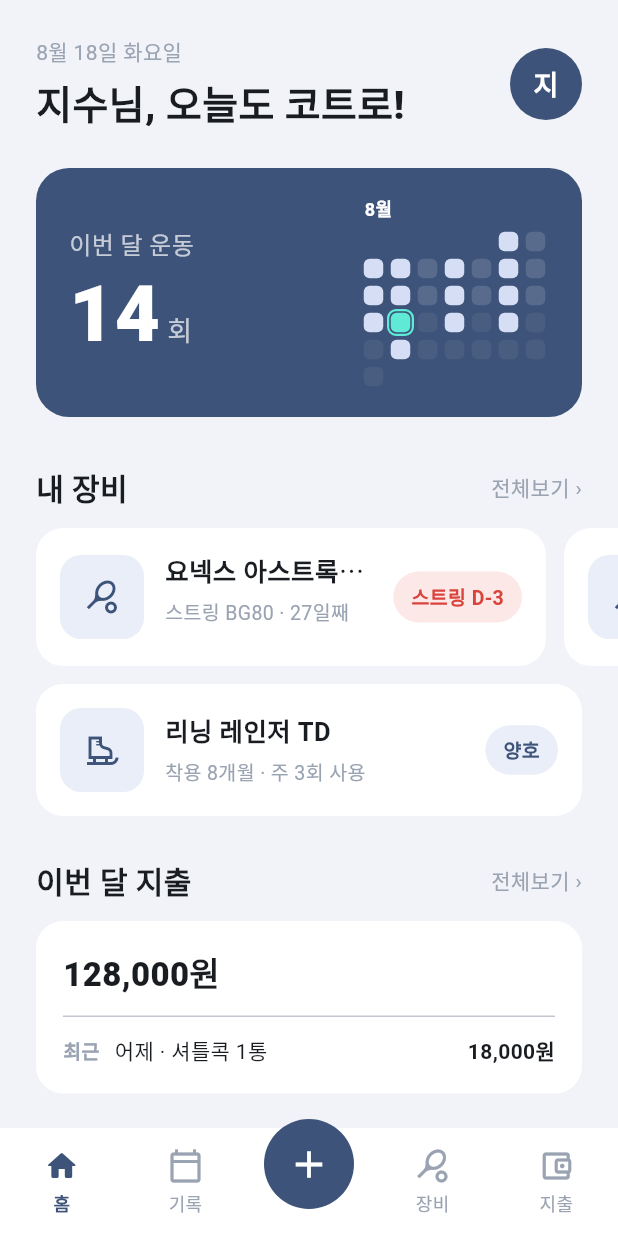
After one commit to kddhhh23/mintonary, a Flutter app: the HomeScreen screen opened directly, on a phone screen of 412 x 824 dp. The commit adds this screen. Run offline on Flutter 3.47's test engine with Material 3 defaults, Android fonts, the phone set to English and light mode, and no system bars.

Commit message:
feat: 홈 화면 추가

```diff
--- /dev/null
+++ b/app/lib/screens/home_screen.dart
@@ -0,0 +1,599 @@
+import 'package:flutter/material.dart';
+
+const _navy = Color(0xFF3D5379);
+const _gray = Color(0xFF9AA3B2);
+const _lightNavy = Color(0xFFE9EEF8); // 아이콘 배경
+const _activeDay = Color(0xFFD5DEF5); // 운동한 날 점
+const _today = Color(0xFF5EEAD4); // 오늘 날짜 강조 (민트)
+
+/// 홈 화면 (하단 탭 포함)
+class HomeScreen extends StatefulWidget {
+  const HomeScreen({super.key});
+
+  @override
+  State<HomeScreen> createState() => _HomeScreenState();
+}
+
+class _HomeScreenState extends State<HomeScreen> {
+  static const _tabNames = ['홈', '기록', '장비', '지출'];
+
+  /// 현재 탭 — 0 홈, 1 기록, 2 장비, 3 지출
+  int _tab = 0;
+
+  void _goTab(int index) => setState(() => _tab = index);
+
+  @override
+  Widget build(BuildContext context) {
+    return Scaffold(
+      body: SafeArea(
+        child: _tab == 0
+            ? _HomeBody(onGoTab: _goTab)
+            // TODO: 기록 / 장비 / 지출 화면 만들면 교체
+            : Center(
+                child: Text(
+                  '${_tabNames[_tab]} 화면 준비 중',
+                  style: const TextStyle(color: _gray),
+                ),
+              ),
+      ),
+      bottomNavigationBar: _BottomBar(current: _tab, onTap: _goTab),
+    );
+  }
+}
+
+/// 홈 탭 내용
+class _HomeBody extends StatelessWidget {
+  const _HomeBody({required this.onGoTab});
+
+  /// "전체보기" 눌렀을 때 탭을 바꾸기 위한 콜백
+  final ValueChanged<int> onGoTab;
+
+  @override
+  Widget build(BuildContext context) {
+    return SingleChildScrollView(
+      padding: const EdgeInsets.fromLTRB(24, 24, 24, 32),
+      child: Column(
+        crossAxisAlignment: CrossAxisAlignment.start,
+        children: [
+          const _Header(),
+          const SizedBox(height: 24),
+          const _MonthlyCard(),
+          const SizedBox(height: 32),
+
+          // 내 장비
+          _SectionTitle(
+            title: '내 장비',
+            action: '전체보기',
+            onAction: () => onGoTab(2),
+          ),
+          const SizedBox(height: 12),
+          // 라켓 목록 — 가로 스크롤
+          SizedBox(
+            height: 92,
+            child: ListView(
+              scrollDirection: Axis.horizontal,
+              clipBehavior: Clip.none,
+              children: const [
+                _GearCard(
+                  icon: Icons.sports_tennis_outlined,
+                  name: '요넥스 아스트록스 99',
+                  sub: '스트링 BG80 · 27일째',
+                  badge: '스트링 D-3',
+                  badgeColor: Color(0xFFD9433C),
+                  badgeBg: Color(0xFFFCE8E7),
+                  width: 340,
+                ),
+                SizedBox(width: 12),
+                _GearCard(
+                  icon: Icons.sports_tennis_outlined,
+                  name: '빅터 스러스터 K',
+                  sub: '스트링 BG65 · 12일째',
+                  badge: '양호',
+                  badgeColor: _navy,
+                  badgeBg: _lightNavy,
+                  width: 340,
+                ),
+              ],
+            ),
+          ),
+          const SizedBox(height: 12),
+          const _GearCard(
+            icon: Icons.ice_skating_outlined,
+            name: '리닝 레인저 TD',
+            sub: '착용 8개월 · 주 3회 사용',
+            badge: '양호',
+            badgeColor: _navy,
+            badgeBg: _lightNavy,
+          ),
+
+          const SizedBox(height: 28),
+
+          // 지출
+          _SectionTitle(
+            title: '이번 달 지출',
+            action: '전체보기',
+            onAction: () => onGoTab(3),
+          ),
+          const SizedBox(height: 12),
+          const _ExpenseCard(
+            total: '128,000원',
+            recent: '어제 · 셔틀콕 1통',
+            recentAmount: '18,000원',
+          ),
+        ],
+      ),
+    );
+  }
+}
+
+/// 상단: 날짜 + 인사말 + 프로필
+class _Header extends StatelessWidget {
+  const _Header();
+
+  static const _weekdays = ['월', '화', '수', '목', '금', '토', '일'];
+
+  @override
+  Widget build(BuildContext context) {
+    final now = DateTime.now();
+    final date = '${now.month}월 ${now.day}일 ${_weekdays[now.weekday - 1]}요일';
+
+    return Row(
+      children: [
+        Expanded(
+          child: Column(
+            crossAxisAlignment: CrossAxisAlignment.start,
+            children: [
+              Text(date, style: const TextStyle(fontSize: 14, color: _gray)),
+              const SizedBox(height: 4),
+              const Text(
+                '지수님, 오늘도 코트로!',
+                style: TextStyle(fontSize: 26, fontWeight: FontWeight.w800),
+              ),
+            ],
+          ),
+        ),
+        const CircleAvatar(
+          radius: 24,
+          backgroundColor: _navy,
+          child: Text(
+            '지',
+            style: TextStyle(
+              color: Colors.white,
+              fontSize: 18,
+              fontWeight: FontWeight.w700,
+            ),
+          ),
+        ),
+      ],
+    );
+  }
+}
+
+/// 이번 달 운동 횟수 카드
+class _MonthlyCard extends StatelessWidget {
+  const _MonthlyCard();
+
+  static const _cell = 18.0; // 달력 한 칸 자리 (점 13 + 여백)
+
+  /// 이번 달 운동한 날짜(일) — 임시 데이터
+  static const _worked = {1, 3, 4, 6, 8, 10, 11, 13, 15, 17, 18, 20, 22, 25};
+
+  @override
+  Widget build(BuildContext context) {
+    final now = DateTime.now();
+    // 다음 달 0일 = 이번 달 마지막 날
+    final daysInMonth = DateTime(now.year, now.month + 1, 0).day;
+    final firstOffset =
+        DateTime(now.year, now.month, 1).weekday - 1; // 1일이 월요일이면 0
+    final weeks = ((firstOffset + daysInMonth) / 7)
+        .ceil(); // 이번 달이 걸치는 주 수 = 줄 수
+
+    return Container(
+      padding: const EdgeInsets.symmetric(horizontal: 22, vertical: 18),
+      decoration: BoxDecoration(
+        color: _navy,
+        borderRadius: BorderRadius.circular(22),
+      ),
+      // 왼쪽: 제목 + 큰 숫자, 오른쪽: 달력 (가로 = 월~일, 세로 = 주)
+      child: Row(
+        crossAxisAlignment: CrossAxisAlignment.center,
+        children: [
+          const Expanded(
+            child: Column(
+              crossAxisAlignment: CrossAxisAlignment.start,
+              children: [
+                Text(
+                  '이번 달 운동',
+                  style: TextStyle(color: Colors.white70, fontSize: 16),
+                ),
+                SizedBox(height: 6),
+                Text.rich(
+                  TextSpan(
+                    children: [
+                      TextSpan(
+                        text: '14',
+                        style: TextStyle(
+                          color: Colors.white,
+                          fontSize: 52,
+                          fontWeight: FontWeight.w800,
+                          height: 1.1,
+                        ),
+                      ),
+                      TextSpan(
+                        text: ' 회',
+                        style: TextStyle(color: Colors.white70, fontSize: 18),
+                      ),
+                    ],
+                  ),
+                ),
+              ],
+            ),
+          ),
+          Column(
+            crossAxisAlignment: CrossAxisAlignment.start,
+            children: [
+              // 몇 월인지
+              Padding(
+                padding: const EdgeInsets.only(left: 3, bottom: 4),
+                child: Text(
+                  '${now.month}월',
+                  style: const TextStyle(
+                    color: Colors.white,
+                    fontSize: 12,
+                    fontWeight: FontWeight.w700,
+                  ),
+                ),
+              ),
+              // 날짜 격자 — 한 줄이 한 주, 왼쪽부터 월~일
+              for (var w = 0; w < weeks; w++)
+                Row(
+                  children: List.generate(7, (c) {
+                    // 이 칸의 날짜 (범위 밖이면 빈 칸)
+                    final day = w * 7 + c - firstOffset + 1;
+                    return SizedBox(
+                      width: _cell,
+                      height: _cell,
+                      child: day < 1 || day > daysInMonth
+                          ? null
+                          : Center(
+                              child: _DayCell(
+                                worked: _worked.contains(day),
+                                isToday: day == now.day,
+                                isFuture: day > now.day,
+                              ),
+                            ),
+                    );
+                  }),
+                ),
+            ],
+          ),
+        ],
+      ),
+    );
+  }
+}
+
+/// 달력의 하루 칸
+class _DayCell extends StatelessWidget {
+  const _DayCell({
+    required this.worked,
+    required this.isToday,
+    required this.isFuture,
+  });
+
+  final bool worked;
+  final bool isToday;
+  final bool isFuture;
+
+  @override
+  Widget build(BuildContext context) {
+    final dot = Container(
+      width: 13,
+      height: 13,
+      decoration: BoxDecoration(
+        color: isToday
+            ? _today.withValues(alpha: worked ? 1 : 0.35) // 오늘은 민트 (운동했으면 진하게)
+            : worked
+            ? _activeDay
+            : Colors.white.withValues(alpha: isFuture ? 0.06 : 0.14),
+        borderRadius: BorderRadius.circular(4),
+      ),
+    );
+    if (!isToday) return dot;
+
+    // 오늘 — 점 바깥에 민트 링을 둘러 눈에 띄게
+    return Container(
+      padding: const EdgeInsets.all(1),
+      decoration: BoxDecoration(
+        border: Border.all(color: _today, width: 1.5),
+        borderRadius: BorderRadius.circular(6),
+      ),
+      child: dot,
+    );
+  }
+}
+
+/// 섹션 제목 (오른쪽에 "전체보기 ›" 선택)
+class _SectionTitle extends StatelessWidget {
+  const _SectionTitle({required this.title, this.action, this.onAction});
+
+  final String title;
+  final String? action;
+  final VoidCallback? onAction; // "전체보기" 눌렀을 때
+
+  @override
+  Widget build(BuildContext context) {
+    return Row(
+      children: [
+        Expanded(
+          child: Text(
+            title,
+            style: const TextStyle(fontSize: 20, fontWeight: FontWeight.w800),
+          ),
+        ),
+        if (action != null)
+          GestureDetector(
+            onTap: onAction,
+            child: Text(
+              '$action ›',
+              style: const TextStyle(fontSize: 14, color: _gray),
+            ),
+          ),
+      ],
+    );
+  }
+}
+
+/// 장비 카드 (아이콘 · 이름 · 설명 · 상태 배지)
+class _GearCard extends StatelessWidget {
+  const _GearCard({
+    required this.icon,
+    required this.name,
+    required this.sub,
+    required this.badge,
+    required this.badgeColor,
+    required this.badgeBg,
+    this.width,
+  });
+
+  final IconData icon;
+  final String name;
+  final String sub;
+  final String badge;
+  final Color badgeColor;
+  final Color badgeBg;
+  final double? width; // 가로 스크롤용 카드는 폭 고정
+
+  @override
+  Widget build(BuildContext context) {
+    return Container(
+      width: width,
+      padding: const EdgeInsets.all(16),
+      decoration: BoxDecoration(
+        color: Colors.white,
+        borderRadius: BorderRadius.circular(18),
+      ),
+      child: Row(
+        children: [
+          Container(
+            width: 56,
+            height: 56,
+            decoration: BoxDecoration(
+              color: _lightNavy,
+              borderRadius: BorderRadius.circular(14),
+            ),
+            child: Icon(icon, color: _navy),
+          ),
+          const SizedBox(width: 14),
+          Expanded(
+            child: Column(
+              crossAxisAlignment: CrossAxisAlignment.start,
+              children: [
+                Text(
+                  name,
+                  maxLines: 1,
+                  overflow: TextOverflow.ellipsis,
+                  style: const TextStyle(
+                    fontSize: 17,
+                    fontWeight: FontWeight.w700,
+                  ),
+                ),
+                const SizedBox(height: 4),
+                Text(
+                  sub,
+                  maxLines: 1,
+                  overflow: TextOverflow.ellipsis,
+                  style: const TextStyle(fontSize: 13, color: _gray),
+                ),
+              ],
+            ),
+          ),
+          const SizedBox(width: 8),
+          Container(
+            padding: const EdgeInsets.symmetric(horizontal: 12, vertical: 7),
+            decoration: BoxDecoration(
+              color: badgeBg,
+              borderRadius: BorderRadius.circular(20),
+            ),
+            child: Text(
+              badge,
+              style: TextStyle(
+                color: badgeColor,
+                fontSize: 13,
+                fontWeight: FontWeight.w700,
+              ),
+            ),
+          ),
+        ],
+      ),
+    );
+  }
+}
+
+/// 지출 카드 — 이번 달 합계 + 최근 지출 1건
+class _ExpenseCard extends StatelessWidget {
+  const _ExpenseCard({
+    required this.total,
+    required this.recent,
+    required this.recentAmount,
+  });
+
+  final String total; // 이번 달 합계
+  final String recent; // 최근 지출 설명 (언제 · 무엇)
+  final String recentAmount; // 최근 지출 금액
+
+  @override
+  Widget build(BuildContext context) {
+    return Container(
+      width: double.infinity,
+      padding: const EdgeInsets.all(18),
+      decoration: BoxDecoration(
+        color: Colors.white,
+        borderRadius: BorderRadius.circular(18),
+      ),
+      child: Column(
+        crossAxisAlignment: CrossAxisAlignment.start,
+        children: [
+          Text(
+            total,
+            style: const TextStyle(fontSize: 22, fontWeight: FontWeight.w800),
+          ),
+          const SizedBox(height: 12),
+          const Divider(height: 1),
+          const SizedBox(height: 12),
+          // 최근 지출 한 줄
+          Row(
+            children: [
+              const Text(
+                '최근',
+                style: TextStyle(
+                  fontSize: 13,
+                  color: _gray,
+                  fontWeight: FontWeight.w700,
+                ),
+              ),
+              const SizedBox(width: 10),
+              Expanded(
+                child: Text(
+                  recent,
+                  maxLines: 1,
+                  overflow: TextOverflow.ellipsis,
+                  style: const TextStyle(fontSize: 14),
+                ),
+              ),
+              const SizedBox(width: 8),
+              Text(
+                recentAmount,
+                style: const TextStyle(
+                  fontSize: 14,
+                  fontWeight: FontWeight.w700,
+                ),
+              ),
+            ],
+          ),
+        ],
+      ),
+    );
+  }
+}
+
+/// 하단 탭바 (가운데 + 버튼)
+class _BottomBar extends StatelessWidget {
+  const _BottomBar({required this.current, required this.onTap});
+
+  final int current; // 현재 선택된 탭 번호
+  final ValueChanged<int> onTap;
+
+  @override
+  Widget build(BuildContext context) {
+    Widget item(int index, IconData icon, String label) => _BottomItem(
+      icon: icon,
+      label: label,
+      selected: current == index,
+      onTap: () => onTap(index),
+    );
+
+    return BottomAppBar(
+      color: Colors.white,
+      height: 72,
+      padding: EdgeInsets.zero,
+      child: Row(
+        children: [
+          item(0, Icons.home_rounded, '홈'),
+          item(1, Icons.calendar_today_outlined, '기록'),
+          const _AddButton(),
+          item(2, Icons.sports_tennis_outlined, '장비'),
+          item(3, Icons.account_balance_wallet_outlined, '지출'),
+        ],
+      ),
+    );
+  }
+}
+
+/// 가운데 + 버튼 — 바 안에 두고 살짝만 위로 올린다
+class _AddButton extends StatelessWidget {
+  const _AddButton();
+
+  @override
+  Widget build(BuildContext context) {
+    return Expanded(
+      child: Center(
+        child: Transform.translate(
+          offset: const Offset(0, -12), // 위로 12만큼 (레이아웃엔 영향 없음)
+          child: SizedBox(
+            width: 60,
+            height: 60,
+            child: FilledButton(
+              onPressed: () {}, // TODO: 기록 추가 화면 이동
+              style: FilledButton.styleFrom(
+                backgroundColor: _navy,
+                shape: const CircleBorder(),
+                padding: EdgeInsets.zero,
+              ),
+              child: const Icon(Icons.add, color: Colors.white, size: 30),
+            ),
+          ),
+        ),
+      ),
+    );
+  }
+}
+
+class _BottomItem extends StatelessWidget {
+  const _BottomItem({
+    required this.icon,
+    required this.label,
+    required this.selected,
+    required this.onTap,
+  });
+
+  final IconData icon;
+  final String label;
+  final bool selected;
+  final VoidCallback onTap;
+
+  @override
+  Widget build(BuildContext context) {
+    final color = selected ? _navy : _gray;
+    return Expanded(
+      child: InkWell(
+        onTap: onTap,
+        child: Column(
+          mainAxisAlignment: MainAxisAlignment.center,
+          children: [
+            Icon(icon, color: color),
+            const SizedBox(height: 4),
+            Text(
+              label,
+              style: TextStyle(
+                fontSize: 12,
+                color: color,
+                fontWeight: selected ? FontWeight.w700 : FontWeight.normal,
+              ),
+            ),
+          ],
+        ),
+      ),
+    );
+  }
+}
--- a/app/lib/screens/login_screen.dart
+++ b/app/lib/screens/login_screen.dart
@@ -2,6 +2,7 @@ import 'package:flutter/material.dart';
 
 import '../services/auth_api.dart';
 import '../widgets/app_text_field.dart';
+import 'home_screen.dart';
 import 'signup_screen.dart';
 
 const _navy = Color(0xFF3D5379);
@@ -37,8 +38,13 @@ class _LoginScreenState extends State<LoginScreen> {
         _passwordController.text,
       );
       if (!mounted) return;
-      // TODO: 토큰 저장 후 홈 화면으로 이동
+      // TODO: 토큰 저장
       _showMessage('로그인 성공 (토큰 ${token.length}자)');
+      // 홈으로 이동 — pushReplacement: 로그인 화면을 스택에서 빼서 뒤로가기로 못 돌아오게 함
+      Navigator.pushReplacement(
+        context,
+        MaterialPageRoute(builder: (_) => const HomeScreen()),
+      );
     } catch (e) {
       if (!mounted) return;
       _showMessage(e.toString().replaceFirst('Exception: ', ''));
```
